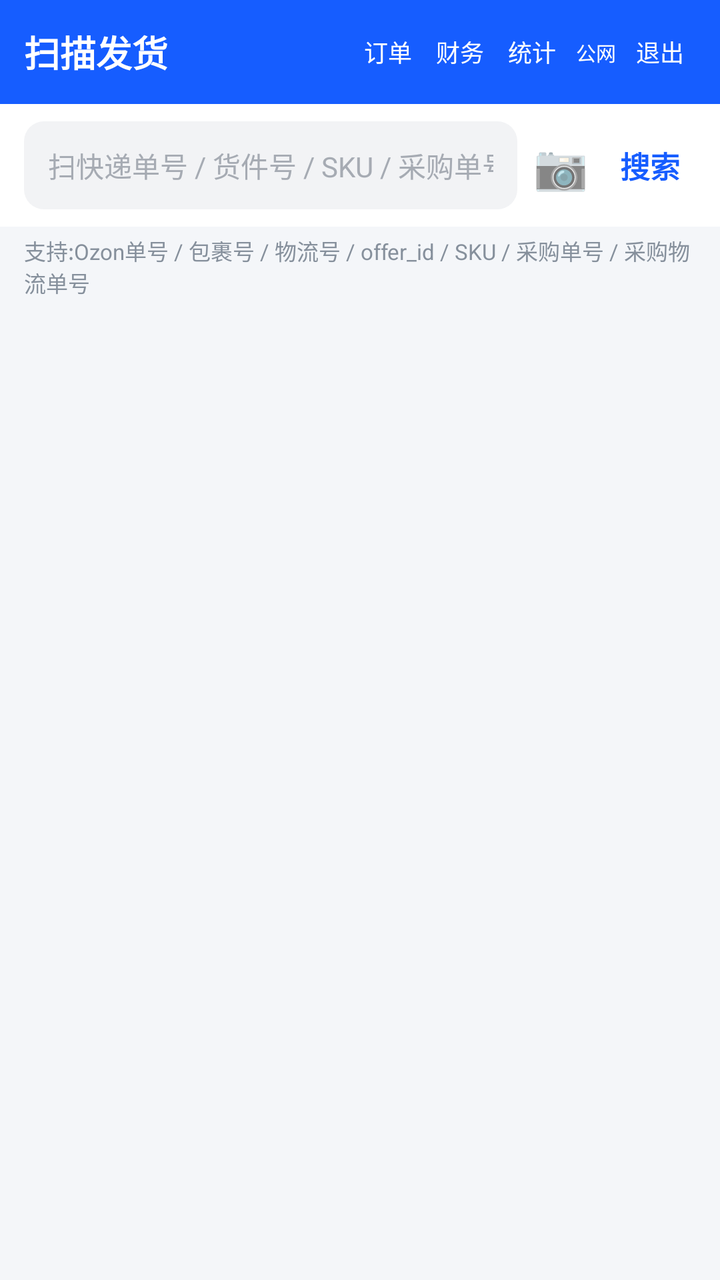
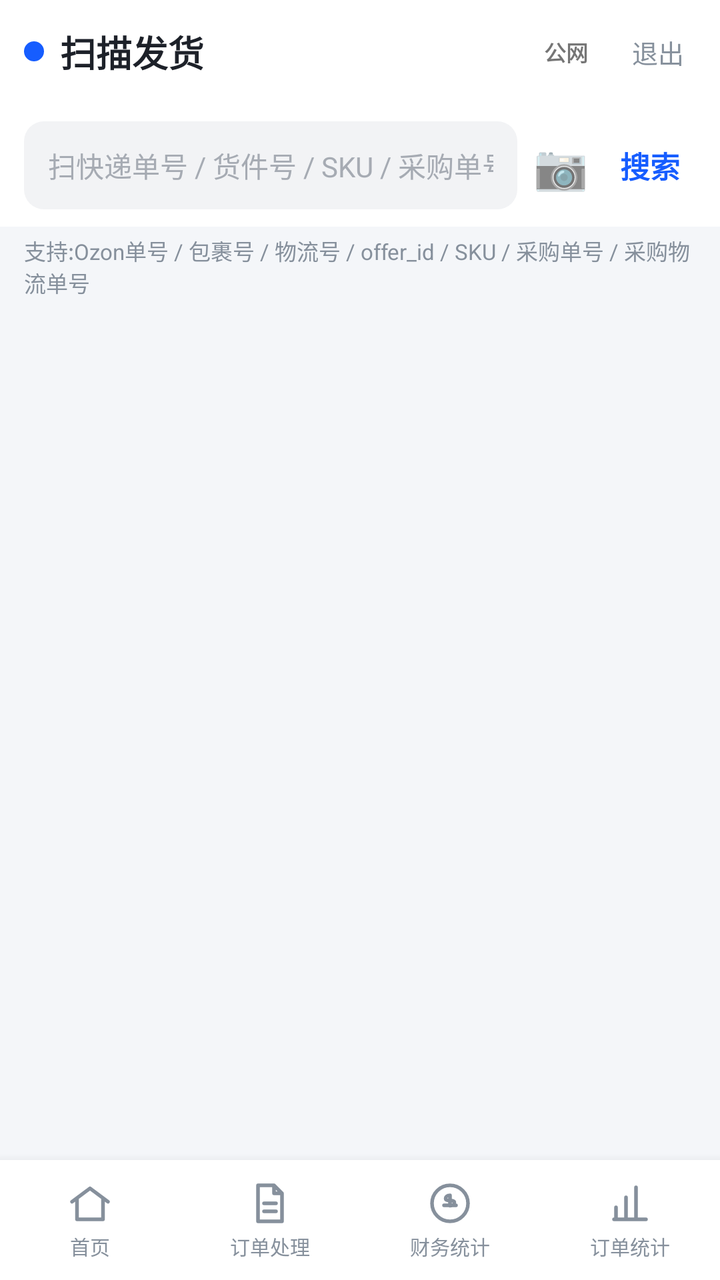

The first picture is an Android layout as it rendered before a commit; the second is the same layout after the commit. The layout source and the unified diff follow.
<!-- AndroidManifest.xml: application theme AppTheme -->
<!-- res/layout/activity_main.xml -->
<?xml version="1.0" encoding="utf-8"?>
<LinearLayout xmlns:android="http://schemas.android.com/apk/res/android"
    android:layout_width="match_parent"
    android:layout_height="match_parent"
    android:fitsSystemWindows="true"
    android:orientation="vertical"
    android:background="@color/page_bg">

    
    <LinearLayout
        android:layout_width="match_parent"
        android:layout_height="@dimen/header_height"
        android:orientation="horizontal"
        android:gravity="center_vertical"
        android:background="@color/primary"
        android:paddingHorizontal="12dp">

        <TextView
            android:layout_width="0dp"
            android:layout_height="wrap_content"
            android:layout_weight="1"
            android:text="扫描发货"
            android:textColor="#ffffff"
            android:textSize="18sp"
            android:textStyle="bold" />

        <TextView
            android:id="@+id/orderProcessBtn"
            android:layout_width="wrap_content"
            android:layout_height="wrap_content"
            android:text="订单"
            android:textColor="#ffffff"
            android:textSize="12sp"
            android:padding="6dp" />

        <TextView
            android:id="@+id/financeBtn"
            android:layout_width="wrap_content"
            android:layout_height="wrap_content"
            android:text="财务"
            android:textColor="#ffffff"
            android:textSize="12sp"
            android:padding="6dp" />

        <TextView
            android:id="@+id/statsBtn"
            android:layout_width="wrap_content"
            android:layout_height="wrap_content"
            android:text="统计"
            android:textColor="#ffffff"
            android:textSize="12sp"
            android:padding="6dp" />

        <TextView
            android:id="@+id/intranetBtn"
            android:layout_width="wrap_content"
            android:layout_height="wrap_content"
            android:text="公网"
            android:textColor="#ffffff"
            android:textSize="10sp"
            android:padding="4dp" />

        <TextView
            android:id="@+id/logoutBtn"
            android:layout_width="wrap_content"
            android:layout_height="wrap_content"
            android:text="退出"
            android:textColor="#ffffff"
            android:textSize="12sp"
            android:padding="6dp" />
    </LinearLayout>

    
    <LinearLayout
        android:layout_width="match_parent"
        android:layout_height="wrap_content"
        android:orientation="horizontal"
        android:gravity="center_vertical"
        android:background="#ffffff"
        android:paddingHorizontal="12dp"
        android:paddingVertical="8dp">

        <EditText
            android:id="@+id/searchInput"
            android:layout_width="0dp"
            android:layout_height="44dp"
            android:layout_weight="1"
            android:background="@drawable/bg_input"
            android:paddingHorizontal="12dp"
            android:hint="扫快递单号 / 货件号 / SKU / 采购单号"
            android:textSize="14sp"
            android:textColor="@color/text_primary"
            android:textColorHint="@color/text_placeholder"
            android:imeOptions="actionSearch"
            android:singleLine="true" />

        <TextView
            android:id="@+id/scanBtn"
            android:layout_width="wrap_content"
            android:layout_height="wrap_content"
            android:text="📷"
            android:textSize="22sp"
            android:padding="8dp" />

        <TextView
            android:id="@+id/searchBtn"
            android:layout_width="wrap_content"
            android:layout_height="wrap_content"
            android:text="搜索"
            android:textColor="@color/primary"
            android:textSize="15sp"
            android:textStyle="bold"
            android:padding="8dp" />
    </LinearLayout>

    <TextView
        android:layout_width="match_parent"
        android:layout_height="wrap_content"
        android:paddingHorizontal="12dp"
        android:paddingTop="4dp"
        android:text="支持:Ozon单号 / 包裹号 / 物流号 / offer_id / SKU / 采购单号 / 采购物流单号"
        android:textColor="@color/text_muted"
        android:textSize="11sp" />

    
    <TextView
        android:id="@+id/bannerText"
        android:layout_width="match_parent"
        android:layout_height="wrap_content"
        android:layout_marginHorizontal="12dp"
        android:layout_marginTop="8dp"
        android:padding="10dp"
        android:textSize="13sp"
        android:visibility="gone" />

    <ProgressBar
        android:id="@+id/progressBar"
        android:layout_width="wrap_content"
        android:layout_height="wrap_content"
        android:layout_gravity="center_horizontal"
        android:layout_marginTop="16dp"
        android:visibility="gone" />

    
    <androidx.recyclerview.widget.RecyclerView
        android:id="@+id/recyclerView"
        android:layout_width="match_parent"
        android:layout_height="0dp"
        android:layout_weight="1"
        android:clipToPadding="false"
        android:padding="12dp" />

</LinearLayout>
<!-- resources referenced by this layout -->
<resources>
  <color name="page_bg">#f4f6f9</color>
  <color name="primary">#165dff</color>
  <color name="text_muted">#86909c</color>
  <color name="text_placeholder">#a6abb3</color>
  <color name="text_primary">#1d2129</color>
  <dimen name="header_height">52dp</dimen>
  <!-- drawable bg_input (drawable) -->
  <?xml version="1.0" encoding="utf-8"?>
  <shape xmlns:android="http://schemas.android.com/apk/res/android"
      android:shape="rectangle">
      <solid android:color="@color/neutral_bg" />
      <corners android:radius="@dimen/radius_md" />
  </shape>
  <style name="AppTheme" parent="android:Theme.Material.Light.NoActionBar">
          <item name="android:statusBarColor">#165dff</item>
          <item name="android:navigationBarColor">#ffffff</item>
          <item name="android:windowBackground">#f2f3f5</item>
      </style>
  <color name="neutral_bg">#f2f3f5</color>
  <dimen name="radius_md">10dp</dimen>
</resources>

<!-- the commit's change to res/layout/activity_main.xml (unified diff, before → after) -->
@@ -12,61 +12,49 @@
         android:layout_height="@dimen/header_height"
         android:orientation="horizontal"
         android:gravity="center_vertical"
-        android:background="@color/primary"
+        android:background="@color/card_bg"
         android:paddingHorizontal="12dp">
 
-        <TextView
+        <LinearLayout
             android:layout_width="0dp"
             android:layout_height="wrap_content"
             android:layout_weight="1"
-            android:text="扫描发货"
-            android:textColor="#ffffff"
-            android:textSize="18sp"
-            android:textStyle="bold" />
-
-        <TextView
-            android:id="@+id/orderProcessBtn"
-            android:layout_width="wrap_content"
-            android:layout_height="wrap_content"
-            android:text="订单"
-            android:textColor="#ffffff"
-            android:textSize="12sp"
-            android:padding="6dp" />
-
-        <TextView
-            android:id="@+id/financeBtn"
-            android:layout_width="wrap_content"
-            android:layout_height="wrap_content"
-            android:text="财务"
-            android:textColor="#ffffff"
-            android:textSize="12sp"
-            android:padding="6dp" />
-
-        <TextView
-            android:id="@+id/statsBtn"
-            android:layout_width="wrap_content"
-            android:layout_height="wrap_content"
-            android:text="统计"
-            android:textColor="#ffffff"
-            android:textSize="12sp"
-            android:padding="6dp" />
+            android:orientation="horizontal"
+            android:gravity="center_vertical">
+
+            <View
+                android:layout_width="10dp"
+                android:layout_height="10dp"
+                android:background="@drawable/bg_dot_primary" />
+
+            <TextView
+                android:layout_width="wrap_content"
+                android:layout_height="wrap_content"
+                android:text="扫描发货"
+                android:textColor="@color/text_primary"
+                android:textSize="18sp"
+                android:textStyle="bold"
+                android:layout_marginStart="8dp" />
+        </LinearLayout>
 
         <TextView
             android:id="@+id/intranetBtn"
             android:layout_width="wrap_content"
             android:layout_height="wrap_content"
             android:text="公网"
-            android:textColor="#ffffff"
-            android:textSize="10sp"
-            android:padding="4dp" />
+            android:textSize="11sp"
+            android:textStyle="bold"
+            android:paddingHorizontal="12dp"
+            android:paddingVertical="5dp"
+            android:layout_marginEnd="4dp" />
 
         <TextView
             android:id="@+id/logoutBtn"
             android:layout_width="wrap_content"
             android:layout_height="wrap_content"
             android:text="退出"
-            android:textColor="#ffffff"
-            android:textSize="12sp"
+            android:textColor="@color/text_muted"
+            android:textSize="13sp"
             android:padding="6dp" />
     </LinearLayout>
 
@@ -150,4 +138,123 @@
         android:clipToPadding="false"
         android:padding="12dp" />
 
+    
+    <include layout="@layout/bottom_nav" />
+
 </LinearLayout>
+<!-- res/layout/bottom_nav.xml (included above) -->
+<?xml version="1.0" encoding="utf-8"?>
+<LinearLayout xmlns:android="http://schemas.android.com/apk/res/android"
+    android:id="@+id/bottomNav"
+    android:layout_width="match_parent"
+    android:layout_height="60dp"
+    android:orientation="horizontal"
+    android:background="@color/card_bg"
+    android:elevation="8dp"
+    android:gravity="center">
+
+    
+    <LinearLayout
+        android:id="@+id/navHome"
+        android:layout_width="0dp"
+        android:layout_height="match_parent"
+        android:layout_weight="1"
+        android:orientation="vertical"
+        android:gravity="center"
+        android:background="@android:color/transparent">
+
+        <ImageView
+            android:id="@+id/navHomeIcon"
+            android:layout_width="24dp"
+            android:layout_height="24dp"
+            android:src="@drawable/ic_nav_home" />
+
+        <TextView
+            android:id="@+id/navHomeText"
+            android:layout_width="wrap_content"
+            android:layout_height="wrap_content"
+            android:text="首页"
+            android:textSize="10sp"
+            android:textColor="#86909c"
+            android:layout_marginTop="2dp" />
+    </LinearLayout>
+
+    
+    <LinearLayout
+        android:id="@+id/navOrder"
+        android:layout_width="0dp"
+        android:layout_height="match_parent"
+        android:layout_weight="1"
+        android:orientation="vertical"
+        android:gravity="center"
+        android:background="@android:color/transparent">
+
+        <ImageView
+            android:id="@+id/navOrderIcon"
+            android:layout_width="24dp"
+            android:layout_height="24dp"
+            android:src="@drawable/ic_nav_order" />
+
+        <TextView
+            android:id="@+id/navOrderText"
+            android:layout_width="wrap_content"
+            android:layout_height="wrap_content"
+            android:text="订单处理"
+            android:textSize="10sp"
+            android:textColor="#86909c"
+            android:layout_marginTop="2dp" />
+    </LinearLayout>
+
+    
+    <LinearLayout
+        android:id="@+id/navFinance"
+        android:layout_width="0dp"
+        android:layout_height="match_parent"
+        android:layout_weight="1"
+        android:orientation="vertical"
+        android:gravity="center"
+        android:background="@android:color/transparent">
+
+        <ImageView
+            android:id="@+id/navFinanceIcon"
+            android:layout_width="24dp"
+            android:layout_height="24dp"
+            android:src="@drawable/ic_nav_finance" />
+
+        <TextView
+            android:id="@+id/navFinanceText"
+            android:layout_width="wrap_content"
+            android:layout_height="wrap_content"
+            android:text="财务统计"
+            android:textSize="10sp"
+            android:textColor="#86909c"
+            android:layout_marginTop="2dp" />
+    </LinearLayout>
+
+    
+    <LinearLayout
+        android:id="@+id/navStats"
+        android:layout_width="0dp"
+        android:layout_height="match_parent"
+        android:layout_weight="1"
+        android:orientation="vertical"
+        android:gravity="center"
+        android:background="@android:color/transparent">
+
+        <ImageView
+            android:id="@+id/navStatsIcon"
+            android:layout_width="24dp"
+            android:layout_height="24dp"
+            android:src="@drawable/ic_nav_stats" />
+
+        <TextView
+            android:id="@+id/navStatsText"
+            android:layout_width="wrap_content"
+            android:layout_height="wrap_content"
+            android:text="订单统计"
+            android:textSize="10sp"
+            android:textColor="#86909c"
+            android:layout_marginTop="2dp" />
+    </LinearLayout>
+
+</LinearLayout>
<!-- resource entries referenced after the edit -->
@@ -1,11 +1,17 @@
 <!-- resources referenced by this layout -->
 <resources>
+  <color name="card_bg">#ffffff</color>
   <color name="page_bg">#f4f6f9</color>
   <color name="primary">#165dff</color>
   <color name="text_muted">#86909c</color>
   <color name="text_placeholder">#a6abb3</color>
   <color name="text_primary">#1d2129</color>
   <dimen name="header_height">52dp</dimen>
+  <!-- drawable bg_dot_primary (drawable) -->
+  <shape xmlns:android="http://schemas.android.com/apk/res/android"
+      android:shape="oval">
+      <solid android:color="@color/primary" />
+  </shape>
   <!-- drawable bg_input (drawable) -->
   <?xml version="1.0" encoding="utf-8"?>
   <shape xmlns:android="http://schemas.android.com/apk/res/android"
@@ -13,6 +19,62 @@
       <solid android:color="@color/neutral_bg" />
       <corners android:radius="@dimen/radius_md" />
   </shape>
+  <!-- drawable ic_nav_finance (drawable) -->
+  <vector xmlns:android="http://schemas.android.com/apk/res/android"
+      android:width="24dp"
+      android:height="24dp"
+      android:viewportWidth="24"
+      android:viewportHeight="24">
+      <path
+          android:fillColor="@android:color/transparent"
+          android:strokeColor="#86909c"
+          android:strokeWidth="1.8"
+          android:strokeLineJoin="round"
+          android:strokeLineCap="round"
+          android:pathData="M12 21a9 9 0 1 0 0-18 9 9 0 0 0 0 18zM9 13h6M12 13V8m0 0c-1.6 0-2.2.9-2.2 1.6 0 .8 1.1 1 2.2 1s2.2.2 2.2 1-.6 1.6-2.2 1.6" />
+  </vector>
+  <!-- drawable ic_nav_home (drawable) -->
+  <vector xmlns:android="http://schemas.android.com/apk/res/android"
+      android:width="24dp"
+      android:height="24dp"
+      android:viewportWidth="24"
+      android:viewportHeight="24">
+      <path
+          android:fillColor="@android:color/transparent"
+          android:strokeColor="#86909c"
+          android:strokeWidth="1.8"
+          android:strokeLineJoin="round"
+          android:strokeLineCap="round"
+          android:pathData="M3 11.2L12 4.5l9 6.7M5.5 9.8V20h13V9.8" />
+  </vector>
+  <!-- drawable ic_nav_order (drawable) -->
+  <vector xmlns:android="http://schemas.android.com/apk/res/android"
+      android:width="24dp"
+      android:height="24dp"
+      android:viewportWidth="24"
+      android:viewportHeight="24">
+      <path
+          android:fillColor="@android:color/transparent"
+          android:strokeColor="#86909c"
+          android:strokeWidth="1.8"
+          android:strokeLineJoin="round"
+          android:strokeLineCap="round"
+          android:pathData="M6 3h8l4 4v14H6zM14 3v4h4M9 12h6M9 16h6" />
+  </vector>
+  <!-- drawable ic_nav_stats (drawable) -->
+  <vector xmlns:android="http://schemas.android.com/apk/res/android"
+      android:width="24dp"
+      android:height="24dp"
+      android:viewportWidth="24"
+      android:viewportHeight="24">
+      <path
+          android:fillColor="@android:color/transparent"
+          android:strokeColor="#86909c"
+          android:strokeWidth="1.8"
+          android:strokeLineJoin="round"
+          android:strokeLineCap="round"
+          android:pathData="M5 20v-6M10 20V9M15 20V4M4 20h16" />
+  </vector>
   <style name="AppTheme" parent="android:Theme.Material.Light.NoActionBar">
           <item name="android:statusBarColor">#165dff</item>
           <item name="android:navigationBarColor">#ffffff</item>
